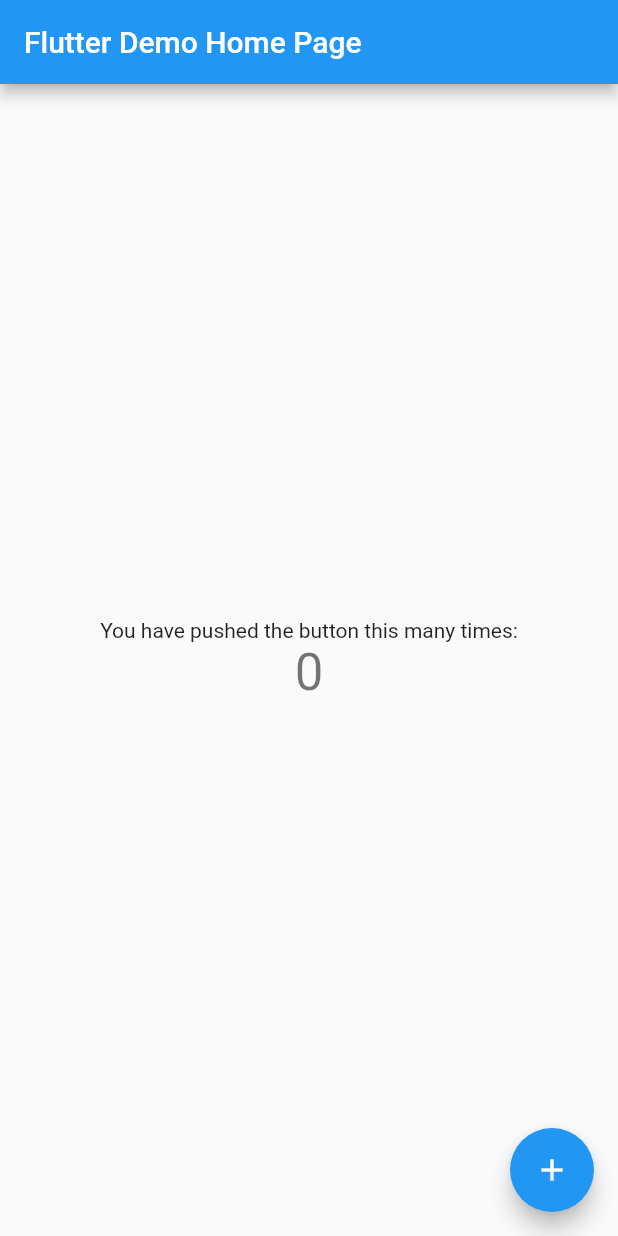
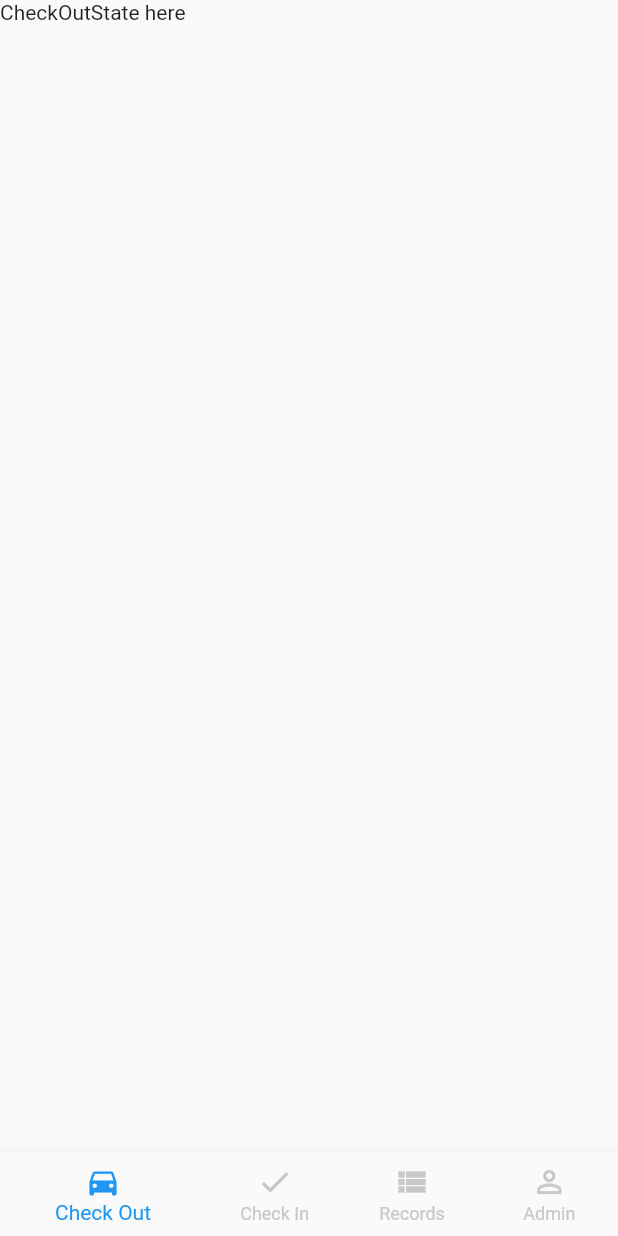
Before and after one commit to dscgt/recycling_checkin, a Flutter app: the screen it shows after launch, on a phone screen of 412 x 824 dp. Run offline on Flutter 3.47's test engine with Material 2 defaults, Android fonts, the phone set to English and light mode, and no system bars.

```diff
--- a/lib/main.dart
+++ b/lib/main.dart
@@ -1,111 +1,100 @@
+// Invoke "debug painting" (press "p" in the console, choose the
+// "Toggle Debug Paint" action from the Flutter Inspector in Android
+// Studio, or the "Toggle Debug Paint" command in Visual Studio Code)
+// to see the wireframe for each widget.
+//
+// local data storage:
+// https://flutter.dev/docs/cookbook/persistence/sqlite
+
 import 'package:flutter/material.dart';
+import 'package:recycling_checkin/screens/admin.dart';
+import 'package:recycling_checkin/screens/checkin.dart';
+import 'package:recycling_checkin/screens/checkout.dart';
+import 'package:recycling_checkin/screens/records.dart';
 
-void main() => runApp(MyApp());
+void main() => runApp(App());
 
-class MyApp extends StatelessWidget {
+class App extends StatelessWidget {
   // This widget is the root of your application.
   @override
   Widget build(BuildContext context) {
     return MaterialApp(
-      title: 'Flutter Demo',
+      title: 'Check Out',
       theme: ThemeData(
-        // This is the theme of your application.
-        //
-        // Try running your application with "flutter run". You'll see the
-        // application has a blue toolbar. Then, without quitting the app, try
-        // changing the primarySwatch below to Colors.green and then invoke
-        // "hot reload" (press "r" in the console where you ran "flutter run",
-        // or simply save your changes to "hot reload" in a Flutter IDE).
-        // Notice that the counter didn't reset back to zero; the application
-        // is not restarted.
         primarySwatch: Colors.blue,
       ),
-      home: MyHomePage(title: 'Flutter Demo Home Page'),
+      home: Main(),
     );
   }
 }
 
-class MyHomePage extends StatefulWidget {
-  MyHomePage({Key key, this.title}) : super(key: key);
-
-  // This widget is the home page of your application. It is stateful, meaning
-  // that it has a State object (defined below) that contains fields that affect
-  // how it looks.
-
+class Main extends StatefulWidget {
+  Main({Key key}) : super(key: key);
   // This class is the configuration for the state. It holds the values (in this
   // case the title) provided by the parent (in this case the App widget) and
   // used by the build method of the State. Fields in a Widget subclass are
   // always marked "final".
 
-  final String title;
-
   @override
-  _MyHomePageState createState() => _MyHomePageState();
+  _MainState createState() => _MainState();
 }
 
-class _MyHomePageState extends State<MyHomePage> {
-  int _counter = 0;
+class _MainState extends State<Main> {
 
-  void _incrementCounter() {
+  /// The ID of the screen to display. 0 is checkout, 1 is checkin, 2 is records
+  /// , 3 initiates admin login.
+  int _view = 0;
+
+  _handleTapNavigation(int index) {
     setState(() {
-      // This call to setState tells the Flutter framework that something has
-      // changed in this State, which causes it to rerun the build method below
-      // so that the display can reflect the updated values. If we changed
-      // _counter without calling setState(), then the build method would not be
-      // called again, and so nothing would appear to happen.
-      _counter++;
+      _view = index;
     });
   }
 
   @override
   Widget build(BuildContext context) {
-    // This method is rerun every time setState is called, for instance as done
-    // by the _incrementCounter method above.
-    //
-    // The Flutter framework has been optimized to make rerunning build methods
-    // fast, so that you can just rebuild anything that needs updating rather
-    // than having to individually change instances of widgets.
-    return Scaffold(
-      appBar: AppBar(
-        // Here we take the value from the MyHomePage object that was created by
-        // the App.build method, and use it to set our appbar title.
-        title: Text(widget.title),
-      ),
-      body: Center(
-        // Center is a layout widget. It takes a single child and positions it
-        // in the middle of the parent.
-        child: Column(
-          // Column is also a layout widget. It takes a list of children and
-          // arranges them vertically. By default, it sizes itself to fit its
-          // children horizontally, and tries to be as tall as its parent.
-          //
-          // Invoke "debug painting" (press "p" in the console, choose the
-          // "Toggle Debug Paint" action from the Flutter Inspector in Android
-          // Studio, or the "Toggle Debug Paint" command in Visual Studio Code)
-          // to see the wireframe for each widget.
-          //
-          // Column has various properties to control how it sizes itself and
-          // how it positions its children. Here we use mainAxisAlignment to
-          // center the children vertically; the main axis here is the vertical
-          // axis because Columns are vertical (the cross axis would be
-          // horizontal).
-          mainAxisAlignment: MainAxisAlignment.center,
-          children: <Widget>[
-            Text(
-              'You have pushed the button this many times:',
+
+      Widget toDisplay;
+      if (_view == 3) {
+        toDisplay = Admin();
+      } else if (_view == 2) {
+        toDisplay = Records();
+      } else if (_view == 1) {
+        toDisplay = CheckIn();
+      } else { // view is 0, or defaults to it
+        toDisplay = CheckOut();
+      }
+
+      return Scaffold(
+//      appBar: AppBar(
+//        title: Text('Check Out'),
+//      ),
+        body: toDisplay,
+        bottomNavigationBar: BottomNavigationBar(
+          items: const <BottomNavigationBarItem>[
+            BottomNavigationBarItem(
+              icon: Icon(Icons.directions_car),
+              title: Text('Check Out'),
             ),
-            Text(
-              '$_counter',
-              style: Theme.of(context).textTheme.display1,
+            BottomNavigationBarItem(
+              icon: Icon(Icons.check),
+              title: Text('Check In'),
+            ),
+            BottomNavigationBarItem(
+              icon: Icon(Icons.view_list),
+              title: Text('Records'),
+            ),
+            BottomNavigationBarItem(
+              icon: Icon(Icons.person_outline),
+              title: Text('Admin'),
             ),
           ],
+          currentIndex: _view,
+          onTap: _handleTapNavigation,
+          selectedItemColor: Theme.of(context).primaryColor,
+          unselectedItemColor: Color.fromARGB(255, 200, 200, 200),
+          showUnselectedLabels: true,
         ),
-      ),
-      floatingActionButton: FloatingActionButton(
-        onPressed: _incrementCounter,
-        tooltip: 'Increment',
-        child: Icon(Icons.add),
-      ), // This trailing comma makes auto-formatting nicer for build methods.
     );
   }
 }
--- /dev/null
+++ b/lib/screens/admin.dart
@@ -0,0 +1,8 @@
+import 'package:flutter/material.dart';
+
+class Admin extends StatelessWidget {
+  @override
+  Widget build(BuildContext context) {
+    return Text('Admin page is under construction!');
+  }
+}
--- /dev/null
+++ b/lib/screens/checkin.dart
@@ -0,0 +1,17 @@
+import 'package:flutter/material.dart';
+
+class CheckIn extends StatefulWidget {
+  @override
+  CheckInState createState() {
+    return CheckInState();
+  }
+}
+
+class CheckInState extends State<CheckIn> {
+  int something = 0;
+
+  @override
+  Widget build(BuildContext context) {
+    return Text('CheckInState here');
+  }
+}
--- /dev/null
+++ b/lib/screens/checkout.dart
@@ -0,0 +1,17 @@
+import 'package:flutter/material.dart';
+
+class CheckOut extends StatefulWidget {
+  @override
+  CheckOutState createState() {
+    return CheckOutState();
+  }
+}
+
+class CheckOutState extends State<CheckOut> {
+  int something = 0;
+
+  @override
+  Widget build(BuildContext context) {
+    return Text('CheckOutState here');
+  }
+}
--- /dev/null
+++ b/lib/screens/records.dart
@@ -0,0 +1,17 @@
+import 'package:flutter/material.dart';
+
+class Records extends StatefulWidget {
+  @override
+  RecordsState createState() {
+    return RecordsState();
+  }
+}
+
+class RecordsState extends State<Records> {
+  int something = 0;
+
+  @override
+  Widget build(BuildContext context) {
+    return Text('RecordsState here');
+  }
+}
```
Also changed, not shown: 1 other file.
